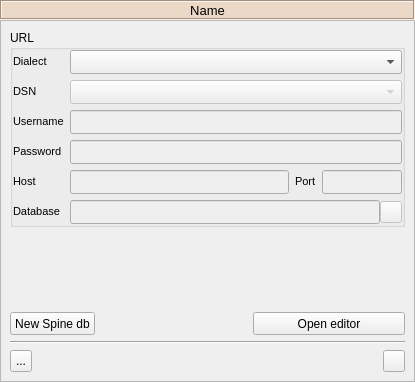
Old version of the form spine_items/data_store/ui/data_store_properties.ui in the repository spine-tools/spine-items.
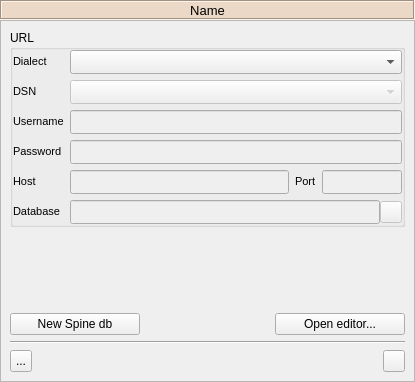
New version of the form. Icons and pictures are not drawn. Custom widgets are drawn as their Qt base class.

Commit message:
Add a button to create datapackage in DC properties
In this way, the UI is more consistent with the DS ui, where the
user first needs to 'create' the resource and then they can open the
form. I like it this way because even if there's more button presses
required, the user is more aware of what's happening.

What changed in the file:
```diff
--- a/spine_items/data_store/ui/data_store_properties.ui
+++ b/spine_items/data_store/ui/data_store_properties.ui
@@ -577,17 +577,11 @@
         <layout class="QHBoxLayout" name="horizontalLayout">
          <item>
           <widget class="QPushButton" name="pushButton_create_new_spine_db">
-           <property name="minimumSize">
-            <size>
-             <width>85</width>
-             <height>23</height>
-            </size>
-           </property>
-           <property name="maximumSize">
-            <size>
-             <width>16777215</width>
-             <height>23</height>
-            </size>
+           <property name="sizePolicy">
+            <sizepolicy hsizetype="MinimumExpanding" vsizetype="Fixed">
+             <horstretch>0</horstretch>
+             <verstretch>0</verstretch>
+            </sizepolicy>
            </property>
            <property name="toolTip">
             <string>&lt;html&gt;&lt;head/&gt;&lt;body&gt;&lt;p&gt;Create new Spine database at the selected URL, or at a default one if the selected is not valid.&lt;/p&gt;&lt;/body&gt;&lt;/html&gt;</string>
@@ -622,23 +616,11 @@
              <verstretch>0</verstretch>
             </sizepolicy>
            </property>
-           <property name="minimumSize">
-            <size>
-             <width>75</width>
-             <height>23</height>
-            </size>
-           </property>
-           <property name="maximumSize">
-            <size>
-             <width>16777215</width>
-             <height>23</height>
-            </size>
-           </property>
            <property name="toolTip">
             <string>&lt;html&gt;&lt;head/&gt;&lt;body&gt;&lt;p&gt;Open URL in Spine database editor&lt;/p&gt;&lt;/body&gt;&lt;/html&gt;</string>
            </property>
            <property name="text">
-            <string>Open editor</string>
+            <string>Open editor...</string>
            </property>
           </widget>
          </item>
```
Left out of the diff: 4 changed lines with no effect on the pictures. The commit also changes 8 other files.
